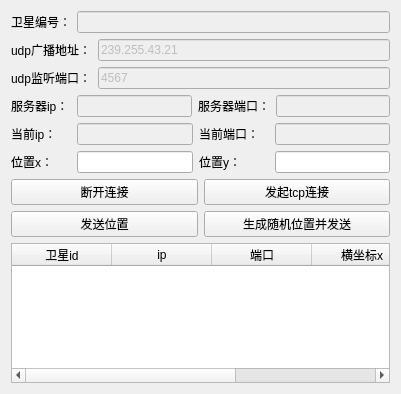
The window that client.ui (VictorySong/ls) describes before a commit, drawn with Qt 5.
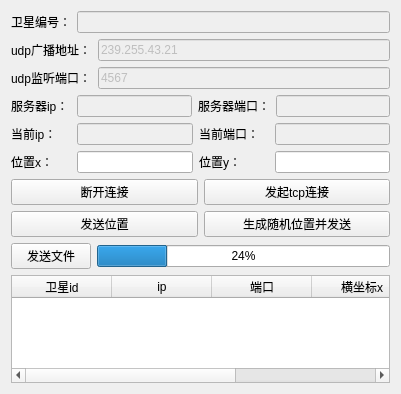
The same window after the commit.

Commit message: 改动界面，客户端增加选择文件功能，服务端增加展示文件的widget

```diff
--- a/client.ui
+++ b/client.ui
@@ -272,6 +272,24 @@
        </item>
       </layout>
      </item>
+     <item>
+      <layout class="QHBoxLayout" name="horizontalLayout_9">
+       <item>
+        <widget class="QPushButton" name="pushButton_5">
+         <property name="text">
+          <string>发送文件</string>
+         </property>
+        </widget>
+       </item>
+       <item>
+        <widget class="QProgressBar" name="fileprogressBar">
+         <property name="value">
+          <number>24</number>
+         </property>
+        </widget>
+       </item>
+      </layout>
+     </item>
      <item>
       <widget class="QTableWidget" name="tableWidget">
        <column>
```
The commit also changes 4 other files.
